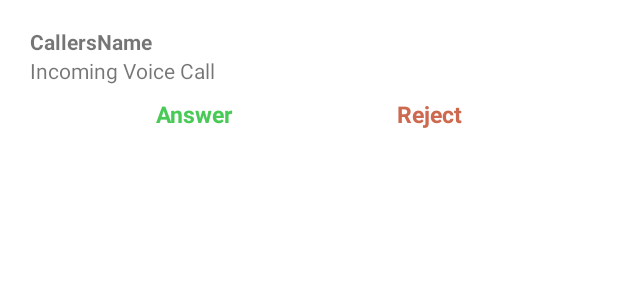
After one commit to paperbirdtechpbt/Cogni, an Android app: the layout item_incoming_call.xml on its own in the app's theme, with its tools: preview values and no code run, on a phone screen of 412 x 824 dp. The commit adds this screen. Shown: the top 300 px of the screen. Run offline under Robolectric (Android 15) with nearby library versions, the phone set to English and light mode, and no system bars.

Commit message:
incoming notifcation on lockscreen and from background

```diff
--- a/app/build.gradle
+++ b/app/build.gradle
@@ -120,5 +120,6 @@ dependencies {
 
     //circleimage view
     implementation 'de.hdodenhof:circleimageview:3.0.0'
+    implementation 'androidx.core:core-ktx:'
 }
 apply plugin: 'com.google.gms.google-services'
--- a/app/src/main/java/com/pbt/cogni/activity/login/LoginActivity.kt
+++ b/app/src/main/java/com/pbt/cogni/activity/login/LoginActivity.kt
@@ -16,8 +16,7 @@ import com.pbt.cogni.WebService.ApiClient
 import com.pbt.cogni.WebService.ApiInterface
 import com.pbt.cogni.activity.SplashActivity
 import com.pbt.cogni.activity.home.MainActivity
-import com.pbt.cogni.activity.map.Data
-import com.pbt.cogni.activity.map.Resultt
+
 import com.pbt.cogni.databinding.ActivityLoginBinding
 import com.pbt.cogni.model.HttpResponse
 import com.pbt.cogni.util.AppConstant
--- a/app/src/main/res/layout/activity_call.xml
+++ b/app/src/main/res/layout/activity_call.xml
@@ -39,7 +39,7 @@
             android:id="@+id/txtTimerVoiceCall"
             android:layout_width="wrap_content"
             android:layout_height="wrap_content"
-            android:text="Ringing"
+            android:text=""
             android:textColor="@color/white"
             android:layout_marginTop="20dp"
             android:textSize="22sp"
--- a/app/src/main/res/layout/activity_call_activity.xml
+++ b/app/src/main/res/layout/activity_call_activity.xml
@@ -121,7 +121,6 @@
             android:layout_width="60dp"
             android:layout_height="60dp"
             android:background="@drawable/ic_camera_flip"
-
             app:layout_constraintLeft_toLeftOf="parent"
             app:layout_constraintRight_toRightOf="@id/button_call_toggle_mic"
             tools:ignore="MissingConstraints" />
--- /dev/null
+++ b/app/src/main/res/layout/item_incoming_call.xml
@@ -0,0 +1,61 @@
+<?xml version="1.0" encoding="utf-8"?>
+<LinearLayout xmlns:android="http://schemas.android.com/apk/res/android"
+    android:layout_width="match_parent"
+    android:layout_height="wrap_content"
+    android:orientation="vertical"
+    xmlns:app="http://schemas.android.com/apk/res-auto">
+
+
+    <TextView
+        android:id="@+id/txtCallerName"
+        android:layout_width="wrap_content"
+        android:layout_height="wrap_content"
+        android:textSize="14sp"
+android:textStyle="bold"
+       android:layout_marginLeft="20dp"
+        android:layout_marginTop="18dp"
+        android:text="CallersName"
+/>
+    <TextView
+        android:id="@+id/label_incomingcall"
+        android:layout_width="wrap_content"
+        android:layout_height="wrap_content"
+        android:textSize="14sp"
+        android:layout_marginLeft="20dp"
+        android:textStyle="normal"
+        android:text="Incoming Voice Call" />
+    <RelativeLayout
+        android:layout_width="match_parent"
+        android:layout_height="match_parent"
+
+       >
+
+        <TextView
+            android:id="@+id/txtanswer"
+            android:layout_width="wrap_content"
+            android:layout_height="wrap_content"
+            android:layout_alignParentLeft="true"
+            android:layout_centerInParent="true"
+            android:layout_marginLeft="100dp"
+            android:layout_marginTop="10dp"
+            android:padding="4dp"
+            android:text="Answer"
+            android:textColor="#49CA56"
+            android:textSize="15sp"
+            android:textStyle="bold" />
+
+        <TextView
+            android:id="@+id/txtreject"
+            android:layout_width="wrap_content"
+            android:layout_height="wrap_content"
+            android:layout_alignParentRight="true"
+            android:layout_centerInParent="true"
+            android:layout_marginRight="100dp"
+            android:text="Reject"
+            android:padding="4dp"
+            android:textColor="#CD694F"
+            android:textSize="15sp"
+            android:textStyle="bold" />
+    </RelativeLayout>
+
+</LinearLayout>
--- a/app/src/main/res/layout/user_chat_list_fragment.xml
+++ b/app/src/main/res/layout/user_chat_list_fragment.xml
@@ -13,6 +13,7 @@
         android:layout_width="match_parent"
         android:layout_height="match_parent"
         android:background="@color/white"
+        tools:listitem="@layout/item_chat_user"
         android:id="@+id/recyclerviewChatUserList"/>
 
 
```
Also changed, not shown: app/src/main/AndroidManifest.xml (+10 -0 lines), app/src/main/java/com/pbt/cogni/WebService/ApiInterface.kt (+11 -0 lines), app/src/main/java/com/pbt/cogni/activity/call/CallActivity.kt (+51 -17 lines), app/src/main/java/com/pbt/cogni/activity/map/Result.kt (+6 -1 lines), app/src/main/java/com/pbt/cogni/fcm/ButtonReceiver.java (added, +27 -0 lines), app/src/main/java/com/pbt/cogni/fcm/MyFirebaseMessagingService.kt (+205 -79 lines), app/src/main/java/com/pbt/cogni/fragment/audioVideoCall/AudioVideCallAdapter.kt (+30 -23 lines), app/src/main/java/com/pbt/cogni/fragment/audioVideoCall/AudioVideoFragement.kt (+18 -90 lines), app/src/main/java/com/pbt/cogni/fragment/audioVideoCall/AudioVideoViewModel.kt (+35 -13 lines), app/src/main/java/com/pbt/cogni/util/AppConstant.kt (+11 -0 lines), app/src/main/res/layout/item_analyst.xml (+19 -8 lines), app/src/main/res/layout/layout_incoming_call.xml (deleted, +0 -14 lines), 1 other file.
